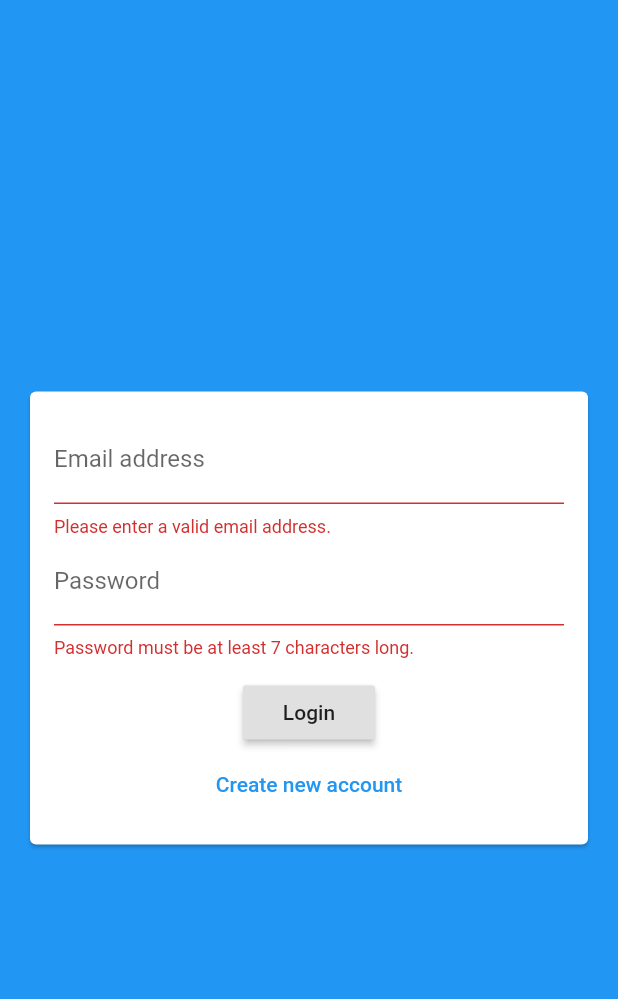
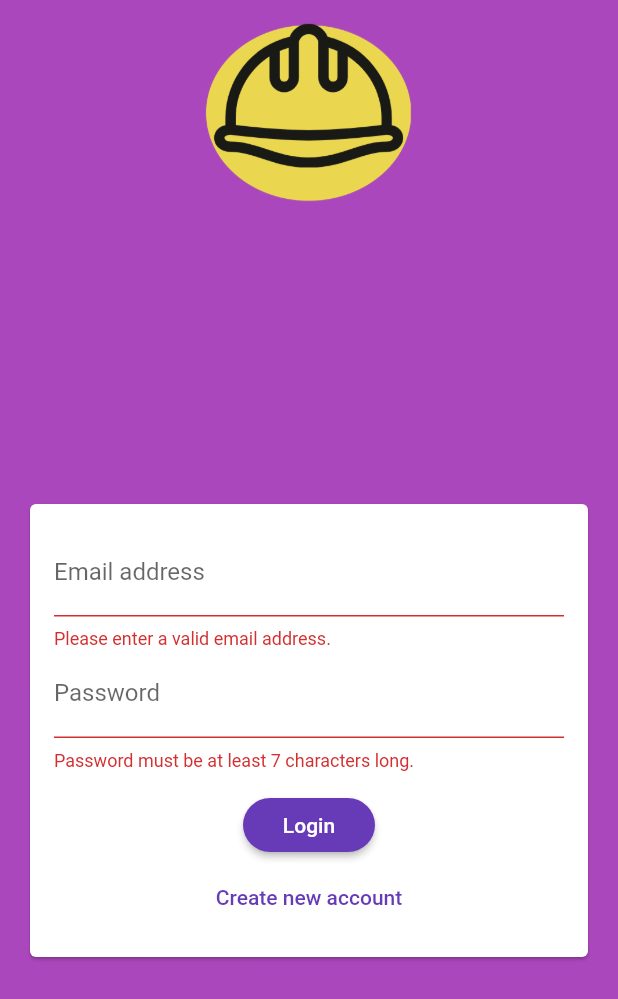
Before and after one commit to natasa06051992/velemajstor, a Flutter app: the screen it shows after launch, after a tap on "Login", on a phone screen of 412 x 824 dp. Shown: the top 999 px of the screen. Run offline on Flutter 3.47's test engine with Material 2 defaults, Android fonts, the light colour scheme and no system bars; our stand-ins replace cloud_firestore, firebase_auth; accounts and stored records are empty.

Commit message:
added theme

```diff
--- a/lib/main.dart
+++ b/lib/main.dart
@@ -1,3 +1,4 @@
+import 'package:firebase_auth/firebase_auth.dart';
 import 'package:flutter/material.dart';
 import 'package:velemajstor/screens/auth_screen.dart';
 import 'package:velemajstor/screens/chat_screen.dart';
@@ -5,15 +6,31 @@ import 'package:velemajstor/screens/chat_screen.dart';
 void main() => runApp(MyApp());
 
 class MyApp extends StatelessWidget {
-  // This widget is the root of your application.
   @override
   Widget build(BuildContext context) {
     return MaterialApp(
-      title: 'VeleMajstor',
+      title: 'FlutterChat',
       theme: ThemeData(
-        primarySwatch: Colors.blue,
+        primarySwatch: Colors.deepPurple,
+        backgroundColor: Colors.purple[400],
+        accentColor: Colors.deepPurple,
+        accentColorBrightness: Brightness.dark,
+        buttonTheme: ButtonTheme.of(context).copyWith(
+          buttonColor: Colors.deepPurple,
+          textTheme: ButtonTextTheme.primary,
+          shape: RoundedRectangleBorder(
+            borderRadius: BorderRadius.circular(20),
+          ),
+        ),
       ),
-      home: AuthScreen(),
+      home: StreamBuilder(
+          stream: FirebaseAuth.instance.onAuthStateChanged,
+          builder: (ctx, userSnapshot) {
+            if (userSnapshot.hasData) {
+              return ChatScreen();
+            }
+            return AuthScreen();
+          }),
     );
   }
 }
--- a/lib/widgets/auth/auth_form.dart
+++ b/lib/widgets/auth/auth_form.dart
@@ -1,13 +1,15 @@
 import 'package:flutter/material.dart';
 
 class AuthForm extends StatefulWidget {
-  AuthForm(this.submitFn);
+  final bool isLoading;
+  AuthForm(this.submitFn, this.isLoading);
 
   final void Function(
     String email,
     String password,
     String userName,
     bool isLogin,
+    BuildContext ctx,
   ) submitFn;
 
   @override
@@ -28,17 +30,25 @@ class _AuthFormState extends State<AuthForm> {
     if (isValid) {
       _formKey.currentState.save();
       widget.submitFn(
-       _userEmail,
-       _userPassword,
-       _userName,
-       _isLogin
-     );
+          _userEmail.trim(), _userPassword, _userName, _isLogin, context);
     }
   }
 
   @override
   Widget build(BuildContext context) {
-    return Center(
+    return Column(
+      // mainAxisAlignment: MainAxisAlignment.spaceBetween,
+      children: [
+        Container(
+          padding: EdgeInsets.all(7),
+          height: 150,
+          alignment: Alignment.center,
+          child: Image.asset(
+            'assets/images/LogoMakr-4NVCFS.png',
+          ),
+        ),
+        Expanded(
+          child: Center(
             child: Card(
               margin: EdgeInsets.all(20),
               child: SingleChildScrollView(
@@ -94,12 +104,15 @@ class _AuthFormState extends State<AuthForm> {
                           },
                         ),
                         SizedBox(height: 12),
+                        if (widget.isLoading) CircularProgressIndicator(),
+                        if (!widget.isLoading)
                           RaisedButton(
                             child: Text(_isLogin ? 'Login' : 'Signup'),
                             onPressed: _trySubmit,
                           ),
+                        if (!widget.isLoading)
                           FlatButton(
-                    textColor: Theme.of(context).primaryColor,
+                            textColor: Theme.of(context).accentColor,
                             child: Text(_isLogin
                                 ? 'Create new account'
                                 : 'I already have an account'),
@@ -115,6 +128,9 @@ class _AuthFormState extends State<AuthForm> {
                 ),
               ),
             ),
+          ),
+        ),
+      ],
     );
   }
 }
--- a/pubspec.yaml
+++ b/pubspec.yaml
@@ -24,6 +24,7 @@ dependencies:
   flutter:
     sdk: flutter
   cloud_firestore: 0.13.5
+  firebase_auth: 0.16.1
 
 
   # The following adds the Cupertino Icons font to your application.
@@ -46,8 +47,8 @@ flutter:
   uses-material-design: true
 
   # To add assets to your application, add an assets section, like this:
-  # assets:
-  #   - images/a_dot_burr.jpeg
+  assets:
+    - assets/images/LogoMakr-4NVCFS.png
   #   - images/a_dot_ham.jpeg
 
   # An image asset can refer to one or more resolution-specific "variants", see
```
Also changed, not shown: lib/screens/auth_screen.dart (+47 -2 lines), lib/screens/chat_screen.dart (+41 -6 lines), assets/images/LogoMakr-4NVCFS.png (added), pubspec.lock. Lines whose indentation alone changed are shown as unchanged.
